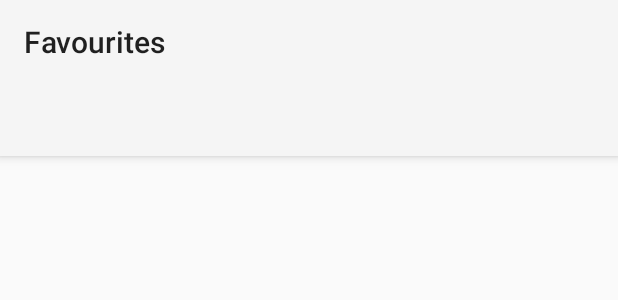
After one commit to contrasting/OverfishingAndroid, an Android app: the layout fragment_favourites.xml on its own in the app's theme, with its tools: preview values and no code run, on a phone screen of 412 x 824 dp. The commit adds this screen. Shown: the top 300 px of the screen. Run offline under Robolectric (Android 15) with nearby library versions, the phone set to English and light mode, and no system bars.

Commit message:
add favourites fragment

```diff
--- a/app/src/main/java/dating/overfishing/data/FakeUserData.java
+++ b/app/src/main/java/dating/overfishing/data/FakeUserData.java
@@ -87,4 +87,9 @@ public class FakeUserData implements UserDataProvider {
         mListener.onMoreUsersFound(mCurrentProfile);
     }
 
+    @Override
+    public UserProfile getPinnedUser() {
+        return getOwnProfile();
+    }
+
 }
--- a/app/src/main/java/dating/overfishing/data/RealUserData.java
+++ b/app/src/main/java/dating/overfishing/data/RealUserData.java
@@ -41,4 +41,9 @@ public class RealUserData implements UserDataProvider {
     public void getMoreUsers(Filters filters) {
 
     }
+
+    @Override
+    public UserProfile getPinnedUser() {
+        return null;
+    }
 }
--- a/app/src/main/java/dating/overfishing/data/UserDataProvider.java
+++ b/app/src/main/java/dating/overfishing/data/UserDataProvider.java
@@ -22,6 +22,8 @@ public interface UserDataProvider {
     // network call
     void getMoreUsers(Filters filters);
 
+    UserProfile getPinnedUser();
+
     // callback to host
     interface Listener {
         void onMoreUsersFound(UserProfile profile);
--- a/app/src/main/java/dating/overfishing/ui/main/MainViewModel.java
+++ b/app/src/main/java/dating/overfishing/ui/main/MainViewModel.java
@@ -61,4 +61,8 @@ public class MainViewModel extends AndroidViewModel implements UserDataProvider.
     public void onMoreUsersFound(UserProfile profile) {
         mCurrentProfile.setValue(profile);
     }
+
+    public UserProfile getPinnedProfile() {
+        return mDataProvider.getPinnedUser();
+    }
 }
--- /dev/null
+++ b/app/src/main/res/layout/fragment_favourites.xml
@@ -0,0 +1,32 @@
+<?xml version="1.0" encoding="utf-8"?>
+<LinearLayout
+    xmlns:android="http://schemas.android.com/apk/res/android"
+    android:layout_width="match_parent"
+    android:layout_height="match_parent"
+    android:orientation="vertical"
+    xmlns:app="http://schemas.android.com/apk/res-auto">
+
+    <com.google.android.material.appbar.AppBarLayout
+        android:layout_width="match_parent"
+        android:layout_height="wrap_content">
+
+        <androidx.appcompat.widget.Toolbar
+            app:title="Favourites"
+            android:layout_width="match_parent"
+            android:layout_height="?actionBarSize"/>
+
+        <com.google.android.material.tabs.TabLayout
+            android:id="@+id/favourites_tabs"
+            android:layout_width="match_parent"
+            android:layout_height="wrap_content"/>
+
+    </com.google.android.material.appbar.AppBarLayout>
+
+    <!--  note do not want to nest TabLayout inside ViewPager - bad aesthetics  -->
+
+    <androidx.viewpager.widget.ViewPager
+        android:layout_width="match_parent"
+        android:layout_height="match_parent"
+        android:id="@+id/favourites_pager"/>
+
+</LinearLayout>
--- a/app/src/main/res/menu/navigation_items.xml
+++ b/app/src/main/res/menu/navigation_items.xml
@@ -6,6 +6,9 @@
     <item android:id="@+id/action_filters"
         android:title="Filters"
         android:icon="@drawable/ic_tune_24dp"/>
+    <item android:id="@+id/action_favourites"
+        android:title="Favourites"
+        android:icon="@drawable/ic_favorite_24dp"/>
     <item android:id="@+id/action_chats"
         android:title="Chats"
         android:icon="@drawable/ic_chat_bubble_24dp"/>
```
Also changed, not shown: app/src/main/java/dating/overfishing/MainActivity.java (+7 -0 lines), app/src/main/java/dating/overfishing/ui/main/FavouritesFragment.java (added, +72 -0 lines), app/src/main/java/dating/overfishing/ui/main/LikedUserFragment.java (added, +9 -0 lines), app/src/main/java/dating/overfishing/ui/main/PinnedProfileFragment.java (added, +40 -0 lines), app/src/main/res/drawable/ic_favorite_24dp.xml (added, +9 -0 lines), app/src/main/res/layout/fragment_pinned_profile.xml (added, +10 -0 lines), app/src/main/res/layout/fragment_view_profile.xml (+2 -15 lines), app/src/main/res/layout/item_catch_button.xml (added, +16 -0 lines).
